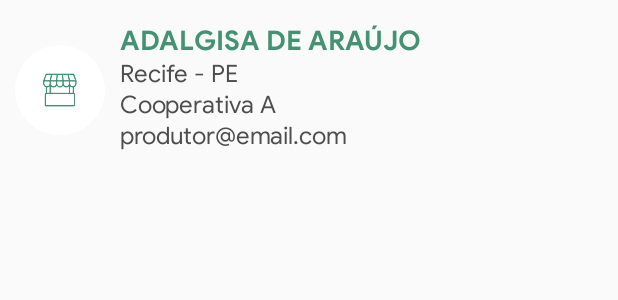
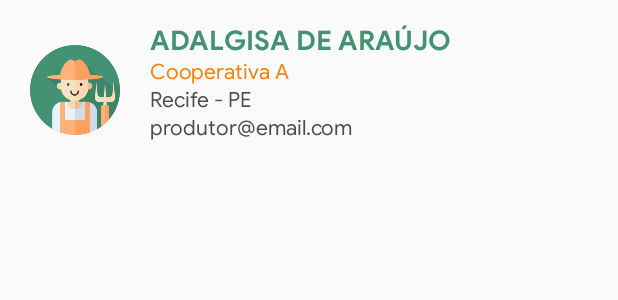
Before and after one commit to roxacarv/atox, an Android app: the layout card_produtor.xml on its own in the app's theme, with its tools: preview values and no code run, on a phone screen of 412 x 824 dp. Shown: the top 300 px of the screen. Run offline under Robolectric (Android 15) with nearby library versions, the light colour scheme and no system bars.

```diff
--- a/app/src/main/java/com/atox/http/dominio/Produtor.java
+++ b/app/src/main/java/com/atox/network/dominio/Produtor.java
@@ -1,6 +1,8 @@
-package com.atox.http.dominio;
+package com.atox.network.dominio;
 
 import com.google.gson.annotations.SerializedName;
+
+import java.util.List;
 
 public class Produtor {
 
@@ -78,4 +80,5 @@ public class Produtor {
     public void setTelefone(String telefone) {
         this.telefone = telefone;
     }
+
 }
--- a/app/src/main/java/com/atox/http/infra/ObtemServicoDados.java
+++ b/app/src/main/java/com/atox/network/infra/ObtemServicoDados.java
@@ -1,6 +1,6 @@
-package com.atox.http.infra;
+package com.atox.network.infra;
 
-import com.atox.http.dominio.Produtor;
+import com.atox.network.dominio.Produtor;
 
 import java.util.List;
 
--- a/app/src/main/java/com/atox/http/infra/RetrofitInstanciaCliente.java
+++ b/app/src/main/java/com/atox/network/infra/RetrofitInstanciaCliente.java
@@ -1,4 +1,4 @@
-package com.atox.http.infra;
+package com.atox.network.infra;
 import retrofit2.Retrofit;
 import retrofit2.converter.gson.GsonConverterFactory;
 
--- a/app/src/main/res/layout/activity_produtor.xml
+++ b/app/src/main/res/layout/activity_produtor.xml
@@ -5,7 +5,7 @@
     android:id="@+id/container"
     android:layout_width="match_parent"
     android:layout_height="match_parent"
-    tools:context=".http.gui.ProdutorActivity">
+    tools:context=".network.gui.ProdutorActivity">
 
     <FrameLayout
         android:id="@+id/fragment_container"
--- a/app/src/main/res/layout/card_produtor.xml
+++ b/app/src/main/res/layout/card_produtor.xml
@@ -9,8 +9,10 @@
         android:layout_width="80dp"
         android:layout_height="80dp"
         android:layout_marginTop="20dp"
+        android:layout_marginRight="10dp"
+        android:layout_marginLeft="10dp"
         android:padding="10dp"
-        app:srcCompat="@drawable/btn_fair" />
+        app:srcCompat="@drawable/icon_farmer" />
 
 
     <LinearLayout
@@ -30,22 +32,22 @@
             android:textSize="18sp" />
 
         <TextView
+            android:id="@+id/textViewCooperativa"
+            android:layout_width="match_parent"
+            android:layout_height="wrap_content"
+            android:fontFamily="@font/google_sans_regular"
+            android:text="Cooperativa A"
+            android:textColor="@color/colorAccent"
+            android:textSize="14sp" />
+
+        <TextView
             android:id="@+id/textViewCidadeProdutor"
             android:layout_width="match_parent"
             android:layout_height="wrap_content"
             android:fontFamily="@font/google_sans_regular"
             android:text="Recife - PE"
             android:textColor="@color/lightBlack"
-            android:textSize="16sp" />
-
-        <TextView
-            android:id="@+id/textViewCooperativa"
-            android:layout_width="match_parent"
-            android:layout_height="wrap_content"
-            android:fontFamily="@font/google_sans_regular"
-            android:text="Cooperativa A"
-            android:textColor="@color/lightBlack"
-            android:textSize="16sp" />
+            android:textSize="14sp" />
 
         <TextView
             android:id="@+id/textViewEmailProdutor"
@@ -54,7 +56,7 @@
             android:fontFamily="@font/google_sans_regular"
             android:text="produtor@email.com"
             android:textColor="@color/lightBlack"
-            android:textSize="16sp" />
+            android:textSize="14sp" />
 
 
     </LinearLayout>
```
Also changed, not shown: app/src/main/java/com/atox/http/gui/ProdutorActivity.java (deleted, +0 -55 lines), app/src/main/java/com/atox/lugar/dominio/Produtor.java (deleted, +0 -79 lines), app/src/main/java/com/atox/navegacao/fragments/ProdutoresFragment.java (+50 -3 lines), app/src/main/java/com/atox/network/gui/ProdutorCustomAdapter.java (renamed from app/src/main/java/com/atox/http/gui/adapter/ProdutorCustomAdapter.java, +4 -11 lines), app/src/main/res/drawable/icon_farmer.png (added).
